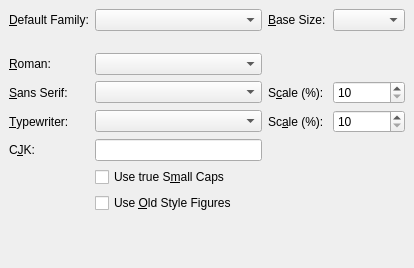
This is src/frontends/qt4/ui/FontUi.ui in rpavlik/lyx-lucid-backport as Qt 5 draws it before an edit. The edited form follows.
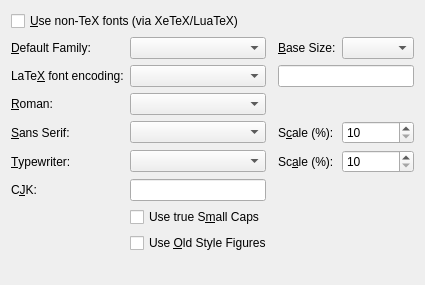
This is the edited form.

```diff
--- a/src/frontends/qt4/ui/FontUi.ui
+++ b/src/frontends/qt4/ui/FontUi.ui
@@ -1,250 +1,245 @@
 <ui version="4.0" >
  <class>FontUi</class>
- <widget class="QWidget" name="FontUi" >
-  <property name="geometry" >
+ <widget class="QWidget" name="FontUi">
+  <property name="geometry">
    <rect>
     <x>0</x>
     <y>0</y>
-    <width>414</width>
-    <height>268</height>
+    <width>407</width>
+    <height>285</height>
    </rect>
   </property>
-  <property name="windowTitle" >
+  <property name="windowTitle">
    <string>FontUi</string>
   </property>
-  <layout class="QGridLayout" >
-   <property name="margin" >
-    <number>9</number>
-   </property>
-   <property name="spacing" >
-    <number>6</number>
-   </property>
-   <item row="8" column="0" colspan="4" >
-    <spacer>
-     <property name="orientation" >
-      <enum>Qt::Vertical</enum>
+  <layout class="QGridLayout" name="gridLayout">
+   <item row="0" column="0" colspan="2">
+    <widget class="QCheckBox" name="osFontsCB">
+     <property name="toolTip">
+      <string>Use OpenType- and TrueType fonts directly (requires XeTeX or LuaTeX)</string>
      </property>
-     <property name="sizeType" >
-      <enum>QSizePolicy::Expanding</enum>
+     <property name="text">
+      <string>&amp;Use non-TeX fonts (via XeTeX/LuaTeX)</string>
      </property>
-     <property name="sizeHint" >
-      <size>
-       <width>391</width>
-       <height>16</height>
-      </size>
-     </property>
-    </spacer>
-   </item>
-   <item row="5" column="0" >
-    <widget class="QLabel" name="cjkFontLA" >
-     <property name="text" >
-      <string>C&amp;JK:</string>
-     </property>
-     <property name="buddy" >
-      <cstring>cjkFontLE</cstring>
-     </property>
     </widget>
    </item>
-   <item row="5" column="1" >
-    <widget class="QLineEdit" name="cjkFontLE" >
-     <property name="toolTip" >
-      <string>Input the font to be used for Chinese, Japanese or Korean (CJK) script</string>
-     </property>
-    </widget>
-   </item>
-   <item row="5" column="2" colspan="2" >
-    <spacer>
-     <property name="orientation" >
+   <item row="0" column="2" colspan="2">
+    <spacer name="horizontalSpacer">
+     <property name="orientation">
       <enum>Qt::Horizontal</enum>
      </property>
-     <property name="sizeHint" >
+     <property name="sizeHint" stdset="0">
       <size>
-       <width>151</width>
+       <width>59</width>
        <height>20</height>
       </size>
      </property>
     </spacer>
    </item>
-   <item row="7" column="1" >
-    <widget class="QCheckBox" name="fontOsfCB" >
-     <property name="toolTip" >
-      <string>Use old style instead of lining figures</string>
+   <item row="1" column="0">
+    <widget class="QLabel" name="fontsDefaultLA">
+     <property name="text">
+      <string>&amp;Default Family:</string>
      </property>
-     <property name="text" >
-      <string>Use &amp;Old Style Figures</string>
+     <property name="buddy">
+      <cstring>fontsDefaultCO</cstring>
      </property>
     </widget>
    </item>
-   <item row="6" column="1" >
-    <widget class="QCheckBox" name="fontScCB" >
-     <property name="toolTip" >
-      <string>Use a real small caps shape, if the font provides one</string>
-     </property>
-     <property name="text" >
-      <string>Use true S&amp;mall Caps</string>
-     </property>
-    </widget>
-   </item>
-   <item row="0" column="1" >
-    <widget class="QComboBox" name="fontsDefaultCO" >
-     <property name="toolTip" >
+   <item row="1" column="1">
+    <widget class="QComboBox" name="fontsDefaultCO">
+     <property name="toolTip">
       <string>Select the default family for the document</string>
      </property>
     </widget>
    </item>
-   <item row="0" column="2" >
-    <widget class="QLabel" name="TextLabel2_2" >
-     <property name="text" >
+   <item row="1" column="3">
+    <widget class="QLabel" name="BaseSizeLA">
+     <property name="text">
       <string>&amp;Base Size:</string>
      </property>
-     <property name="buddy" >
+     <property name="buddy">
       <cstring>fontsizeCO</cstring>
      </property>
     </widget>
    </item>
-   <item row="0" column="3" >
-    <widget class="QComboBox" name="fontsizeCO" >
-     <property name="toolTip" >
+   <item row="1" column="4">
+    <widget class="QComboBox" name="fontsizeCO">
+     <property name="toolTip">
       <string/>
      </property>
     </widget>
    </item>
-   <item row="0" column="0" >
-    <widget class="QLabel" name="fontsDefaultLA" >
-     <property name="text" >
-      <string>&amp;Default Family:</string>
+   <item row="2" column="0">
+    <widget class="QLabel" name="fontencLA">
+     <property name="text">
+      <string>LaTe&amp;X font encoding:</string>
      </property>
-     <property name="buddy" >
-      <cstring>fontsDefaultCO</cstring>
+     <property name="buddy">
+      <cstring>fontencCO</cstring>
      </property>
     </widget>
    </item>
-   <item row="1" column="1" >
-    <spacer>
-     <property name="orientation" >
-      <enum>Qt::Horizontal</enum>
+   <item row="2" column="1">
+    <widget class="QComboBox" name="fontencCO"/>
+   </item>
+   <item row="2" column="3" colspan="2">
+    <widget class="QLineEdit" name="fontencLE">
+     <property name="toolTip">
+      <string>Specify the font encoding (e.g., T1).</string>
      </property>
-     <property name="sizeHint" >
-      <size>
-       <width>182</width>
-       <height>16</height>
-      </size>
+    </widget>
+   </item>
+   <item row="3" column="0">
+    <widget class="QLabel" name="fontsRomanLA">
+     <property name="text">
+      <string>&amp;Roman:</string>
      </property>
-    </spacer>
+     <property name="buddy">
+      <cstring>fontsRomanCO</cstring>
+     </property>
+    </widget>
    </item>
-   <item row="3" column="0" >
-    <widget class="QLabel" name="fontsSansLA" >
-     <property name="text" >
+   <item row="3" column="1">
+    <widget class="QComboBox" name="fontsRomanCO">
+     <property name="toolTip">
+      <string>Select the roman (serif) typeface</string>
+     </property>
+    </widget>
+   </item>
+   <item row="4" column="0">
+    <widget class="QLabel" name="fontsSansLA">
+     <property name="text">
       <string>&amp;Sans Serif:</string>
      </property>
-     <property name="buddy" >
+     <property name="buddy">
       <cstring>fontsSansCO</cstring>
      </property>
     </widget>
    </item>
-   <item row="3" column="1" >
-    <widget class="QComboBox" name="fontsSansCO" >
-     <property name="toolTip" >
+   <item row="4" column="1">
+    <widget class="QComboBox" name="fontsSansCO">
+     <property name="toolTip">
       <string>Select the Sans Serif (grotesque) typeface</string>
      </property>
     </widget>
    </item>
-   <item row="3" column="2" >
-    <widget class="QLabel" name="scaleSansLA" >
-     <property name="text" >
+   <item row="4" column="3">
+    <widget class="QLabel" name="scaleSansLA">
+     <property name="text">
       <string>S&amp;cale (%):</string>
      </property>
-     <property name="buddy" >
+     <property name="buddy">
       <cstring>scaleSansSB</cstring>
      </property>
     </widget>
    </item>
-   <item row="3" column="3" >
-    <widget class="QSpinBox" name="scaleSansSB" >
-     <property name="toolTip" >
+   <item row="4" column="4">
+    <widget class="QSpinBox" name="scaleSansSB">
+     <property name="toolTip">
       <string>Scale the Sans Serif font to match the base font's dimensions</string>
      </property>
-     <property name="maximum" >
-      <number>200</number>
-     </property>
-     <property name="minimum" >
+     <property name="minimum">
       <number>10</number>
      </property>
-    </widget>
-   </item>
-   <item row="2" column="0" >
-    <widget class="QLabel" name="fontsRomanLA" >
-     <property name="text" >
-      <string>&amp;Roman:</string>
+     <property name="maximum">
+      <number>200</number>
      </property>
-     <property name="buddy" >
-      <cstring>fontsRomanCO</cstring>
-     </property>
     </widget>
    </item>
-   <item row="2" column="1" >
-    <widget class="QComboBox" name="fontsRomanCO" >
-     <property name="toolTip" >
-      <string>Select the roman (serif) typeface</string>
-     </property>
-    </widget>
-   </item>
-   <item row="4" column="0" >
-    <widget class="QLabel" name="fontsTypewriterLA" >
-     <property name="text" >
+   <item row="5" column="0">
+    <widget class="QLabel" name="fontsTypewriterLA">
+     <property name="text">
       <string>&amp;Typewriter:</string>
      </property>
-     <property name="buddy" >
+     <property name="buddy">
       <cstring>fontsTypewriterCO</cstring>
      </property>
     </widget>
    </item>
-   <item row="4" column="1" >
-    <widget class="QComboBox" name="fontsTypewriterCO" >
-     <property name="toolTip" >
+   <item row="5" column="1">
+    <widget class="QComboBox" name="fontsTypewriterCO">
+     <property name="toolTip">
       <string>Select the typewriter (monospaced) typeface</string>
      </property>
     </widget>
    </item>
-   <item row="4" column="2" >
-    <widget class="QLabel" name="scaleTypewriterLA" >
-     <property name="text" >
+   <item row="5" column="3">
+    <widget class="QLabel" name="scaleTypewriterLA">
+     <property name="text">
       <string>Sc&amp;ale (%):</string>
      </property>
-     <property name="buddy" >
+     <property name="buddy">
       <cstring>scaleTypewriterSB</cstring>
      </property>
     </widget>
    </item>
-   <item row="4" column="3" >
-    <widget class="QSpinBox" name="scaleTypewriterSB" >
-     <property name="toolTip" >
+   <item row="5" column="4">
+    <widget class="QSpinBox" name="scaleTypewriterSB">
+     <property name="toolTip">
       <string>Scale the Typewriter font to match the base font's dimensions</string>
      </property>
-     <property name="maximum" >
-      <number>200</number>
-     </property>
-     <property name="minimum" >
+     <property name="minimum">
       <number>10</number>
      </property>
+     <property name="maximum">
+      <number>200</number>
+     </property>
     </widget>
    </item>
-   <item row="2" column="2" colspan="2" >
-    <spacer>
-     <property name="orientation" >
-      <enum>Qt::Horizontal</enum>
+   <item row="6" column="0">
+    <widget class="QLabel" name="cjkFontLA">
+     <property name="text">
+      <string>C&amp;JK:</string>
      </property>
-     <property name="sizeHint" >
+     <property name="buddy">
+      <cstring>cjkFontLE</cstring>
+     </property>
+    </widget>
+   </item>
+   <item row="6" column="1">
+    <widget class="QLineEdit" name="cjkFontLE">
+     <property name="toolTip">
+      <string>Input the font to be used for Chinese, Japanese or Korean (CJK) script</string>
+     </property>
+    </widget>
+   </item>
+   <item row="7" column="1" colspan="2">
+    <widget class="QCheckBox" name="fontScCB">
+     <property name="toolTip">
+      <string>Use a real small caps shape, if the font provides one</string>
+     </property>
+     <property name="text">
+      <string>Use true S&amp;mall Caps</string>
+     </property>
+    </widget>
+   </item>
+   <item row="8" column="1" colspan="2">
+    <widget class="QCheckBox" name="fontOsfCB">
+     <property name="toolTip">
+      <string>Use old style instead of lining figures</string>
+     </property>
+     <property name="text">
+      <string>Use &amp;Old Style Figures</string>
+     </property>
+    </widget>
+   </item>
+   <item row="9" column="1" colspan="2">
+    <spacer name="verticalSpacer">
+     <property name="orientation">
+      <enum>Qt::Vertical</enum>
+     </property>
+     <property name="sizeHint" stdset="0">
       <size>
-       <width>131</width>
-       <height>20</height>
+       <width>20</width>
+       <height>126</height>
       </size>
      </property>
     </spacer>
    </item>
   </layout>
  </widget>
- <layoutdefault spacing="6" margin="11" />
+ <layoutdefault spacing="6" margin="11"/>
  <tabstops>
   <tabstop>fontsDefaultCO</tabstop>
   <tabstop>fontsizeCO</tabstop>
```
Left out of the diff: 4 changed lines with no effect on the pictures.
